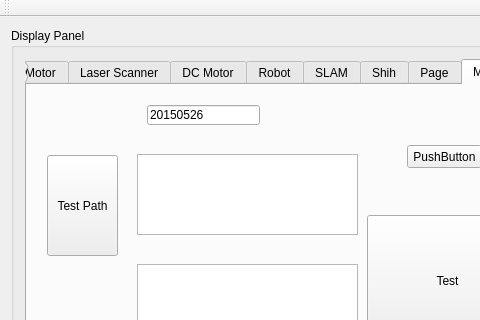
The window that eic_test.ui (bill-lee/EIC_Final) describes before a commit, drawn with Qt 5; both pictures show x 0 to 480 and y 0 to 320 of the 1136 by 780 pixel window.
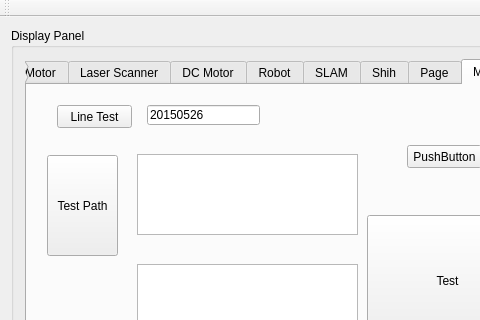
The same window after the commit. The open tabs and pages were chosen to show the change.

Diff of the .ui file:
```diff
--- a/eic_test.ui
+++ b/eic_test.ui
@@ -2541,6 +2541,19 @@
             <number>1</number>
            </property>
           </widget>
+          <widget class="QPushButton" name="pushButton_26">
+           <property name="geometry">
+            <rect>
+             <x>30</x>
+             <y>20</y>
+             <width>75</width>
+             <height>23</height>
+            </rect>
+           </property>
+           <property name="text">
+            <string>Line Test</string>
+           </property>
+          </widget>
          </widget>
         </widget>
        </item>
```
Left out of the diff: 4 changed lines with no effect on the pictures.
